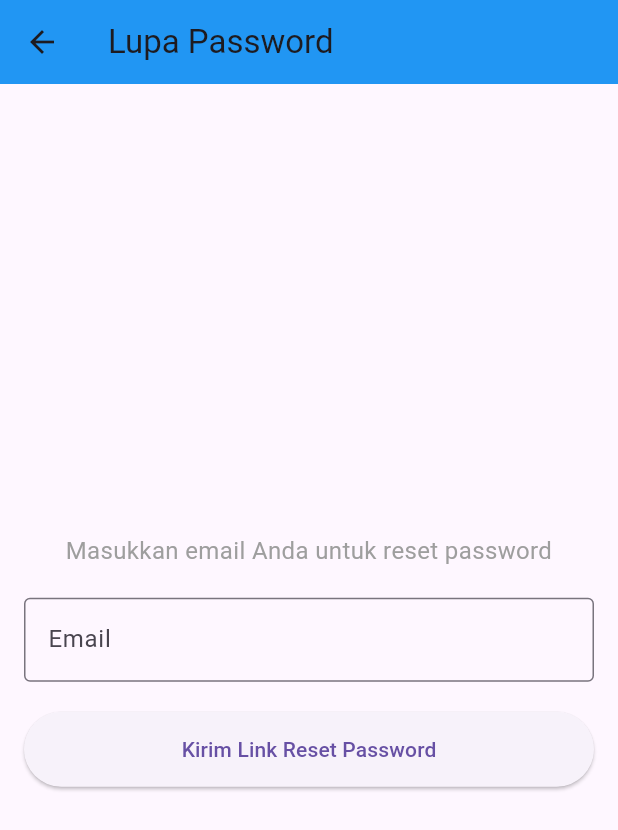
After one commit to Beraqq/tiket_bus_flutter, a Flutter app: the screen it shows after launch, after a tap on "Lupa Password?", on a phone screen of 412 x 824 dp. The commit adds this screen. Shown: the top 830 px of the screen. Run offline on Flutter 3.47's test engine with Material 3 defaults, Android fonts, the light colour scheme and no system bars; our stand-ins replace open_file, pdf, printing, shared_preferences, webview_flutter.

```diff
--- /dev/null
+++ b/lib/forgotpassword.dart
@@ -0,0 +1,97 @@
+import 'package:flutter/material.dart';
+import 'package:tiketBus/models/api_response.dart';
+import 'package:tiketBus/services/user_service.dart';
+import 'constant.dart';
+
+class ForgotPasswordPage extends StatefulWidget {
+  const ForgotPasswordPage({super.key});
+
+  @override
+  State<ForgotPasswordPage> createState() => _ForgotPasswordPageState();
+}
+
+class _ForgotPasswordPageState extends State<ForgotPasswordPage> {
+  final GlobalKey<FormState> formkey = GlobalKey<FormState>();
+  final TextEditingController txtEmail = TextEditingController();
+  bool loading = false;
+
+  void _forgotPassword() async {
+    ApiResponse response = await forgotPassword(txtEmail.text);
+    if (mounted) {
+      if (response.error == null) {
+        ScaffoldMessenger.of(context).showSnackBar(
+          SnackBar(
+            content: Text('${response.data}'),
+            backgroundColor: Colors.green,
+          ),
+        );
+        Navigator.pop(context); // Kembali ke halaman login
+      } else {
+        setState(() {
+          loading = false;
+        });
+        ScaffoldMessenger.of(context).showSnackBar(
+          SnackBar(
+            content: Text('${response.error}'),
+            backgroundColor: Colors.red,
+          ),
+        );
+      }
+    }
+  }
+
+  @override
+  Widget build(BuildContext context) {
+    return Scaffold(
+      appBar: AppBar(
+        title: const Text('Lupa Password'),
+        backgroundColor: Colors.blue,
+        elevation: 0,
+      ),
+      body: Padding(
+        padding: const EdgeInsets.all(16),
+        child: Form(
+          key: formkey,
+          child: Column(
+            mainAxisAlignment: MainAxisAlignment.center,
+            children: [
+              const Text(
+                'Masukkan email Anda untuk reset password',
+                style: TextStyle(
+                  fontSize: 16,
+                  color: Colors.grey,
+                ),
+                textAlign: TextAlign.center,
+              ),
+              const SizedBox(height: 20),
+              TextFormField(
+                controller: txtEmail,
+                keyboardType: TextInputType.emailAddress,
+                validator: (val) =>
+                    val!.isEmpty ? 'Email tidak boleh kosong' : null,
+                decoration: inputDecoration('Email'),
+              ),
+              const SizedBox(height: 20),
+              loading
+                  ? const Center(child: CircularProgressIndicator())
+                  : ElevatedButton(
+                      onPressed: () {
+                        if (formkey.currentState!.validate()) {
+                          setState(() {
+                            loading = true;
+                            _forgotPassword();
+                          });
+                        }
+                      },
+                      style: ElevatedButton.styleFrom(
+                        minimumSize: const Size.fromHeight(50),
+                      ),
+                      child: const Text('Kirim Link Reset Password'),
+                    ),
+            ],
+          ),
+        ),
+      ),
+    );
+  }
+}
--- a/lib/loginpage.dart
+++ b/lib/loginpage.dart
@@ -6,6 +6,7 @@ import 'package:tiketBus/registerpage.dart';
 import 'package:tiketBus/services/user_service.dart';
 
 import 'constant.dart';
+import 'forgotpassword.dart';
 import 'homepage.dart';
 import 'models/user.dart';
 
@@ -200,7 +201,7 @@ class _LoginPageState extends State<LoginPage> {
                                 child: const Text('Login'),
                               ),
 
-                        const SizedBox(height: 20),
+                        const SizedBox(height: 10),
                         Row(
                           mainAxisAlignment: MainAxisAlignment.center,
                           children: [
@@ -222,6 +223,30 @@ class _LoginPageState extends State<LoginPage> {
                             ),
                           ],
                         ),
+                        const SizedBox(height: 10),
+                        Row(
+                          mainAxisAlignment: MainAxisAlignment.center,
+                          children: [
+                            GestureDetector(
+                              onTap: () {
+                                Navigator.push(
+                                  context,
+                                  MaterialPageRoute(
+                                    builder: (context) =>
+                                        const ForgotPasswordPage(),
+                                  ),
+                                );
+                              },
+                              child: const Text(
+                                'Lupa Password?',
+                                style: TextStyle(
+                                  color: Colors.blue,
+                                  fontWeight: FontWeight.bold,
+                                ),
+                              ),
+                            ),
+                          ],
+                        ),
                       ],
                     ),
                   ),
--- a/lib/services/user_service.dart
+++ b/lib/services/user_service.dart
@@ -269,3 +269,29 @@ Future<bool> isLoggedIn() async {
     return false;
   }
 }
+
+// Tambahkan fungsi untuk forgot password
+Future<ApiResponse> forgotPassword(String email) async {
+  ApiResponse apiResponse = ApiResponse();
+  try {
+    final response = await http.post(
+      Uri.parse('$baseURL/forgot-password'),
+      headers: {'Accept': 'application/json'},
+      body: {'email': email},
+    );
+
+    print('Forgot Password Response Status: ${response.statusCode}');
+    print('Forgot Password Response Body: ${response.body}');
+
+    if (response.statusCode == 200) {
+      final responseData = jsonDecode(response.body);
+      apiResponse.data = responseData['message'];
+    } else {
+      final responseData = jsonDecode(response.body);
+      apiResponse.error = responseData['message'] ?? 'Terjadi kesalahan';
+    }
+  } catch (e) {
+    apiResponse.error = 'Terjadi kesalahan. Silakan coba lagi.';
+  }
+  return apiResponse;
+}
```
